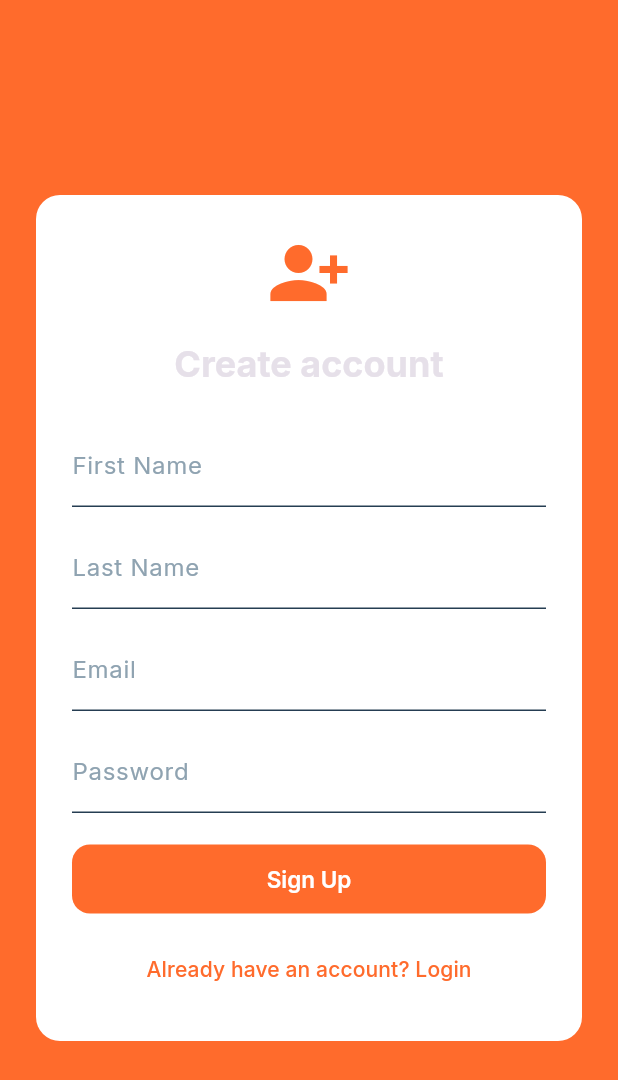
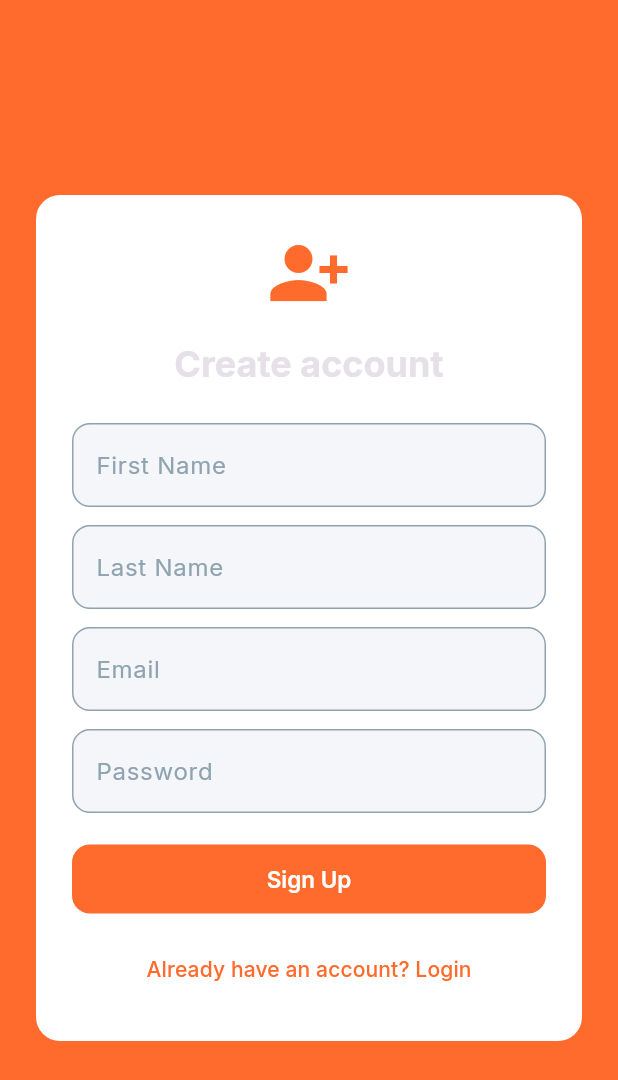
Before and after one commit to prabhjotkour21/solarconnect_app, a Flutter app: the RegisterScreen screen opened directly, on a phone screen of 412 x 824 dp. Shown: the top 1080 px of the screen. Run offline on Flutter 3.47's test engine with Material 3 defaults, Android fonts, the phone set to English and light mode, and no system bars; our stand-ins replace google_fonts, percent_indicator, shared_preferences; accounts and stored records are empty.

Commit message:
feat: enhance registration form UI with improved input styles and validation messages

```diff
--- a/lib/screens/register_screen.dart
+++ b/lib/screens/register_screen.dart
@@ -89,26 +89,71 @@ class _RegisterScreenState extends State<RegisterScreen> {
                     const SizedBox(height: 24),
                     TextFormField(
                       controller: _firstNameController,
-                      decoration: const InputDecoration(labelText: 'First Name'),
+                      style: const TextStyle(color: Colors.black87),
+                      decoration: const InputDecoration(
+                        labelText: 'First Name',
+                        hintText: 'Enter first name',
+                        labelStyle: TextStyle(color: AppColors.textSecondary),
+                        hintStyle: TextStyle(color: AppColors.textSecondary),
+                        filled: true,
+                        fillColor: Color(0xFFF4F6F9),
+                        border: OutlineInputBorder(
+                          borderRadius: BorderRadius.all(Radius.circular(12)),
+                        ),
+                      ),
                       validator: (value) => value == null || value.isEmpty ? 'Enter first name' : null,
                     ),
                     const SizedBox(height: 12),
                     TextFormField(
                       controller: _lastNameController,
-                      decoration: const InputDecoration(labelText: 'Last Name'),
+                      style: const TextStyle(color: Colors.black87),
+                      decoration: const InputDecoration(
+                        labelText: 'Last Name',
+                        hintText: 'Enter last name',
+                        labelStyle: TextStyle(color: AppColors.textSecondary),
+                        hintStyle: TextStyle(color: AppColors.textSecondary),
+                        filled: true,
+                        fillColor: Color(0xFFF4F6F9),
+                        border: OutlineInputBorder(
+                          borderRadius: BorderRadius.all(Radius.circular(12)),
+                        ),
+                      ),
                       validator: (value) => value == null || value.isEmpty ? 'Enter last name' : null,
                     ),
                     const SizedBox(height: 12),
                     TextFormField(
                       controller: _emailController,
-                      decoration: const InputDecoration(labelText: 'Email'),
+                      style: const TextStyle(color: Colors.black87),
+                      keyboardType: TextInputType.emailAddress,
+                      decoration: const InputDecoration(
+                        labelText: 'Email',
+                        hintText: 'Enter your email',
+                        labelStyle: TextStyle(color: AppColors.textSecondary),
+                        hintStyle: TextStyle(color: AppColors.textSecondary),
+                        filled: true,
+                        fillColor: Color(0xFFF4F6F9),
+                        border: OutlineInputBorder(
+                          borderRadius: BorderRadius.all(Radius.circular(12)),
+                        ),
+                      ),
                       validator: (value) => value == null || value.isEmpty ? 'Enter email' : null,
                     ),
                     const SizedBox(height: 12),
                     TextFormField(
                       controller: _passwordController,
                       obscureText: true,
-                      decoration: const InputDecoration(labelText: 'Password'),
+                      style: const TextStyle(color: Colors.black87),
+                      decoration: const InputDecoration(
+                        labelText: 'Password',
+                        hintText: 'Enter your password',
+                        labelStyle: TextStyle(color: AppColors.textSecondary),
+                        hintStyle: TextStyle(color: AppColors.textSecondary),
+                        filled: true,
+                        fillColor: Color(0xFFF4F6F9),
+                        border: OutlineInputBorder(
+                          borderRadius: BorderRadius.all(Radius.circular(12)),
+                        ),
+                      ),
                       validator: (value) => value == null || value.isEmpty ? 'Enter password' : null,
                     ),
                     const SizedBox(height: 20),
@@ -117,7 +162,7 @@ class _RegisterScreenState extends State<RegisterScreen> {
                         padding: const EdgeInsets.only(bottom: 12),
                         child: Text(
                           _message!,
-                          style: const TextStyle(color: Colors.green),
+                          style: TextStyle(color: _message!.toLowerCase().contains('error') || _message!.toLowerCase().contains('exception') ? Colors.red : Colors.green),
                           textAlign: TextAlign.center,
                         ),
                       ),
```
